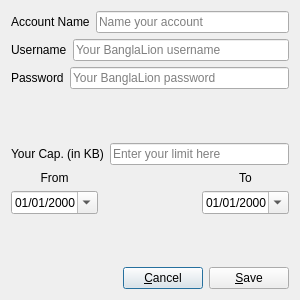
First picture: the form in accountdialog.ui, repository nsmgr8/BLUsage-qt4, before the edit.
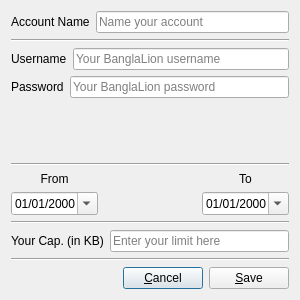
Second picture: the form after the edit.

Commit message: beautify widgets

Patch:
```diff
--- a/accountdialog.ui
+++ b/accountdialog.ui
@@ -45,6 +45,13 @@
     </layout>
    </item>
    <item row="1" column="0">
+    <widget class="Line" name="line_3">
+     <property name="orientation">
+      <enum>Qt::Horizontal</enum>
+     </property>
+    </widget>
+   </item>
+   <item row="2" column="0">
     <layout class="QHBoxLayout" name="horizontalLayout">
      <item>
       <widget class="QLabel" name="label">
@@ -62,7 +69,7 @@
      </item>
     </layout>
    </item>
-   <item row="2" column="0">
+   <item row="3" column="0">
     <layout class="QHBoxLayout" name="horizontalLayout_2">
      <item>
       <widget class="QLabel" name="label_2">
@@ -83,41 +90,27 @@
      </item>
     </layout>
    </item>
-   <item row="3" column="0">
-    <spacer name="verticalSpacer">
-     <property name="orientation">
-      <enum>Qt::Vertical</enum>
-     </property>
-     <property name="sizeHint" stdset="0">
-      <size>
-       <width>135</width>
-       <height>10</height>
-      </size>
-     </property>
-    </spacer>
-   </item>
    <item row="4" column="0">
-    <layout class="QHBoxLayout" name="horizontalLayout_6">
-     <item>
-      <widget class="QLabel" name="label_6">
-       <property name="text">
-        <string>Your Cap. (in KB)</string>
-       </property>
-      </widget>
-     </item>
-     <item>
-      <widget class="QLineEdit" name="capEdit">
-       <property name="echoMode">
-        <enum>QLineEdit::Normal</enum>
-       </property>
-       <property name="placeholderText">
-        <string>Enter your limit here</string>
-       </property>
-      </widget>
-     </item>
-    </layout>
+    <spacer name="verticalSpacer">
+     <property name="orientation">
+      <enum>Qt::Vertical</enum>
+     </property>
+     <property name="sizeHint" stdset="0">
+      <size>
+       <width>17</width>
+       <height>8</height>
+      </size>
+     </property>
+    </spacer>
    </item>
    <item row="5" column="0">
+    <widget class="Line" name="line_4">
+     <property name="orientation">
+      <enum>Qt::Horizontal</enum>
+     </property>
+    </widget>
+   </item>
+   <item row="6" column="0">
     <layout class="QHBoxLayout" name="horizontalLayout_3">
      <item>
       <layout class="QVBoxLayout" name="verticalLayout">
@@ -182,20 +175,42 @@
      </item>
     </layout>
    </item>
-   <item row="6" column="0">
-    <spacer name="verticalSpacer_2">
-     <property name="orientation">
-      <enum>Qt::Vertical</enum>
-     </property>
-     <property name="sizeHint" stdset="0">
-      <size>
-       <width>135</width>
-       <height>10</height>
-      </size>
-     </property>
-    </spacer>
-   </item>
    <item row="7" column="0">
+    <widget class="Line" name="line_2">
+     <property name="orientation">
+      <enum>Qt::Horizontal</enum>
+     </property>
+    </widget>
+   </item>
+   <item row="8" column="0">
+    <layout class="QHBoxLayout" name="horizontalLayout_6">
+     <item>
+      <widget class="QLabel" name="label_6">
+       <property name="text">
+        <string>Your Cap. (in KB)</string>
+       </property>
+      </widget>
+     </item>
+     <item>
+      <widget class="QLineEdit" name="capEdit">
+       <property name="echoMode">
+        <enum>QLineEdit::Normal</enum>
+       </property>
+       <property name="placeholderText">
+        <string>Enter your limit here</string>
+       </property>
+      </widget>
+     </item>
+    </layout>
+   </item>
+   <item row="9" column="0">
+    <widget class="Line" name="line">
+     <property name="orientation">
+      <enum>Qt::Horizontal</enum>
+     </property>
+    </widget>
+   </item>
+   <item row="10" column="0">
     <layout class="QHBoxLayout" name="horizontalLayout_5">
      <item>
       <spacer name="horizontalSpacer_2">
```
The commit also changes 3 other files.
